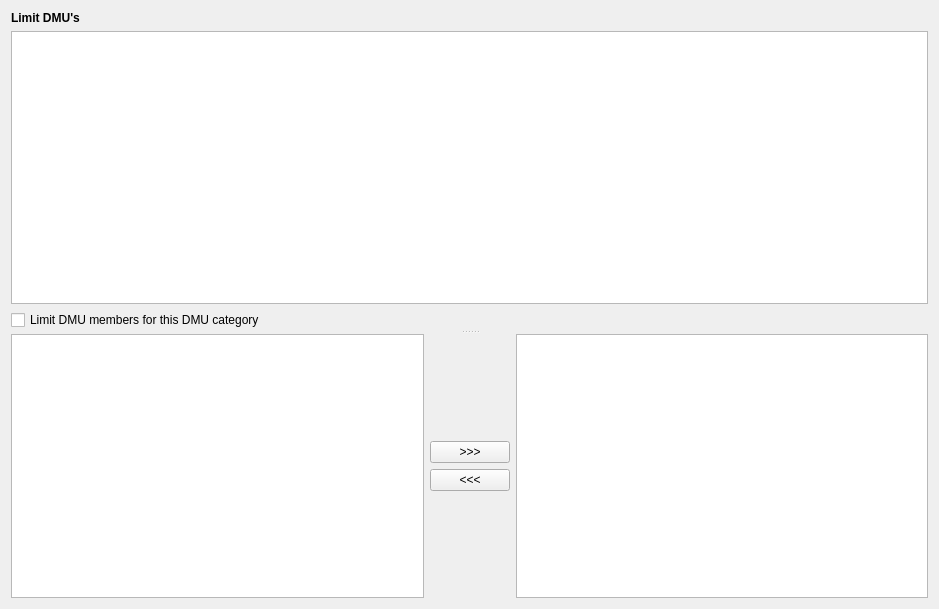
First picture: the form in NewGeneUI/NewGene/Widgets/CreateOutput/LimitDMUs/limit_dmus_region.ui, repository daniel347x/newgene, before the edit.
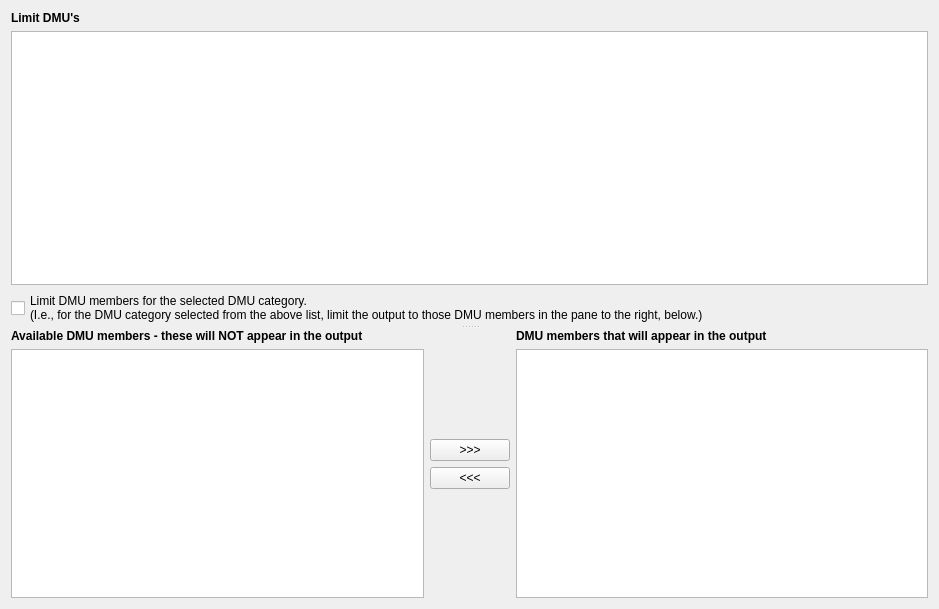
Second picture: the form after the edit.

Commit message: "Limit DMU's" form is now appearing when program runs.

What changed in the file:
```diff
--- a/NewGeneUI/NewGene/Widgets/CreateOutput/LimitDMUs/limit_dmus_region.ui
+++ b/NewGeneUI/NewGene/Widgets/CreateOutput/LimitDMUs/limit_dmus_region.ui
@@ -37,7 +37,8 @@
        <item>
         <widget class="QCheckBox" name="checkBox_limit_dmus">
          <property name="text">
-          <string>Limit DMU members for this DMU category</string>
+          <string>Limit DMU members for the selected DMU category.
+(I.e., for the DMU category selected from the above list, limit the output to those DMU members in the pane to the right, below.)</string>
          </property>
         </widget>
        </item>
@@ -46,7 +47,21 @@
      <widget class="QWidget" name="horizontalLayoutWidget_2">
       <layout class="QHBoxLayout" name="horizontalLayout_limit_dmus">
        <item>
-        <widget class="QListView" name="listView_limit_dmus_bottom_left_pane"/>
+        <layout class="QVBoxLayout" name="verticalLayout_bottomleft">
+         <item>
+          <widget class="QLabel" name="label_bottomleft">
+           <property name="text">
+            <string>&lt;b&gt;Available DMU members - these will NOT appear in the output&lt;/b&gt;</string>
+           </property>
+           <property name="textFormat">
+            <enum>Qt::RichText</enum>
+           </property>
+          </widget>
+         </item>
+         <item>
+          <widget class="QListView" name="listView_limit_dmus_bottom_left_pane"/>
+         </item>
+        </layout>
        </item>
        <item>
         <layout class="QVBoxLayout" name="verticalLayout_limit_dmus_bottom_pane_middle_strip">
@@ -93,7 +108,21 @@
         </layout>
        </item>
        <item>
-        <widget class="QListView" name="listView_limit_dmus_bottom_right_pane"/>
+        <layout class="QVBoxLayout" name="verticalLayout_bottomright">
+         <item>
+          <widget class="QLabel" name="label_bottomright">
+           <property name="text">
+            <string>&lt;b&gt;DMU members that will appear in the output&lt;/b&gt;</string>
+           </property>
+           <property name="textFormat">
+            <enum>Qt::RichText</enum>
+           </property>
+          </widget>
+         </item>
+         <item>
+          <widget class="QListView" name="listView_limit_dmus_bottom_right_pane"/>
+         </item>
+        </layout>
        </item>
       </layout>
      </widget>
```
Left out of the diff: 4 changed lines with no effect on the pictures. The commit also changes 3 other files.
